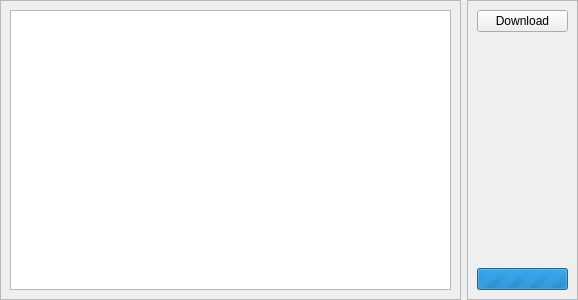
First picture: the form in data/ui/modpacks.ui, repository brandonzorn/Modpacks-Manager, before the edit.
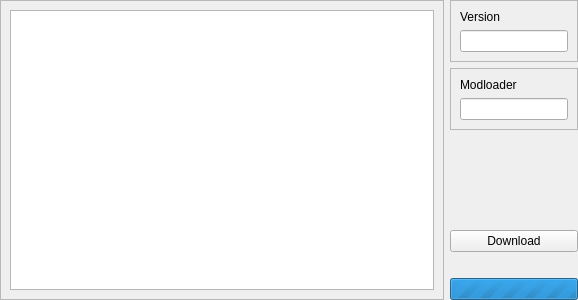
Second picture: the form after the edit.

```diff
--- a/data/ui/modpacks.ui
+++ b/data/ui/modpacks.ui
@@ -48,23 +48,72 @@
     </widget>
    </item>
    <item>
-    <widget class="QFrame" name="frame">
-     <property name="frameShape">
-      <enum>QFrame::StyledPanel</enum>
+    <widget class="QWidget" name="filters_widget" native="true">
+     <property name="sizePolicy">
+      <sizepolicy hsizetype="Maximum" vsizetype="Preferred">
+       <horstretch>0</horstretch>
+       <verstretch>0</verstretch>
+      </sizepolicy>
      </property>
-     <property name="frameShadow">
-      <enum>QFrame::Raised</enum>
-     </property>
-     <layout class="QVBoxLayout" name="verticalLayout">
+     <layout class="QVBoxLayout" name="verticalLayout_3">
+      <property name="leftMargin">
+       <number>0</number>
+      </property>
+      <property name="topMargin">
+       <number>0</number>
+      </property>
+      <property name="rightMargin">
+       <number>0</number>
+      </property>
+      <property name="bottomMargin">
+       <number>0</number>
+      </property>
       <item>
-       <widget class="QPushButton" name="download">
-        <property name="text">
-         <string>Download</string>
+       <widget class="QFrame" name="frame_2">
+        <property name="frameShape">
+         <enum>QFrame::StyledPanel</enum>
         </property>
+        <property name="frameShadow">
+         <enum>QFrame::Raised</enum>
+        </property>
+        <layout class="QVBoxLayout" name="verticalLayout_2">
+         <item>
+          <widget class="QLabel" name="label">
+           <property name="text">
+            <string>Version</string>
+           </property>
+          </widget>
+         </item>
+         <item>
+          <widget class="QLineEdit" name="version_line"/>
+         </item>
+        </layout>
        </widget>
       </item>
       <item>
-       <spacer name="verticalSpacer">
+       <widget class="QFrame" name="frame_3">
+        <property name="frameShape">
+         <enum>QFrame::StyledPanel</enum>
+        </property>
+        <property name="frameShadow">
+         <enum>QFrame::Raised</enum>
+        </property>
+        <layout class="QVBoxLayout" name="verticalLayout_4">
+         <item>
+          <widget class="QLabel" name="label_2">
+           <property name="text">
+            <string>Modloader</string>
+           </property>
+          </widget>
+         </item>
+         <item>
+          <widget class="QLineEdit" name="modloader_line"/>
+         </item>
+        </layout>
+       </widget>
+      </item>
+      <item>
+       <spacer name="verticalSpacer_2">
         <property name="orientation">
          <enum>Qt::Vertical</enum>
         </property>
@@ -76,11 +125,21 @@
         </property>
        </spacer>
       </item>
+      <item>
+       <widget class="QPushButton" name="download">
+        <property name="text">
+         <string>Download</string>
+        </property>
+       </widget>
+      </item>
       <item>
        <widget class="QLabel" name="cur_mod">
         <property name="text">
          <string/>
         </property>
+        <property name="wordWrap">
+         <bool>true</bool>
+        </property>
        </widget>
       </item>
       <item>
```
